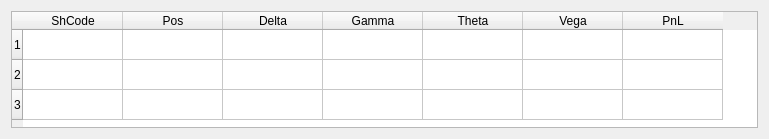
This is zeropositionviewer/zeropositionviewer.ui in QuantTraderEd/AQTrader as Qt 5 draws it before an edit. The edited form follows.
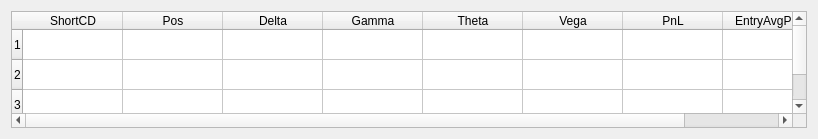
This is the edited form.

Commit message: Add EntryAvgPrc TableItem

Diff of the .ui file:
```diff
--- a/zeropositionviewer/zeropositionviewer.ui
+++ b/zeropositionviewer/zeropositionviewer.ui
@@ -6,7 +6,7 @@
    <rect>
     <x>0</x>
     <y>0</y>
-    <width>769</width>
+    <width>818</width>
     <height>139</height>
    </rect>
   </property>
@@ -33,7 +33,7 @@
      </row>
      <column>
       <property name="text">
-       <string>ShCode</string>
+       <string>ShortCD</string>
       </property>
      </column>
      <column>
@@ -66,6 +66,11 @@
        <string>PnL</string>
       </property>
      </column>
+     <column>
+      <property name="text">
+       <string>EntryAvgPrice</string>
+      </property>
+     </column>
     </widget>
    </item>
   </layout>
```
The commit also changes 2 other files.
